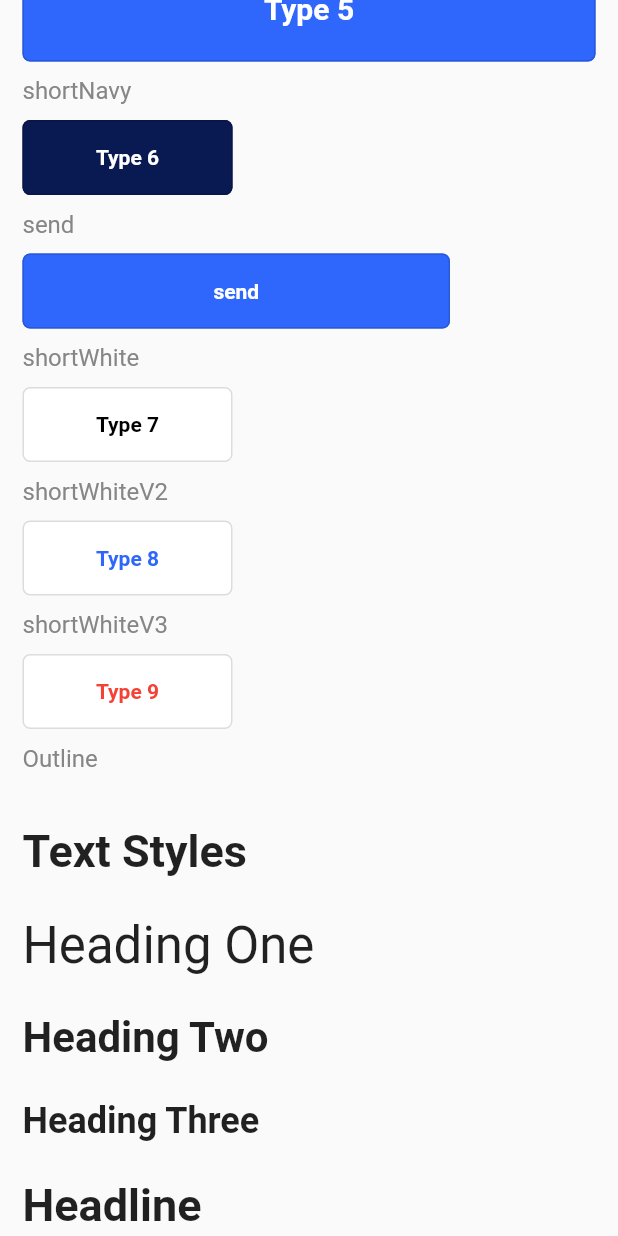
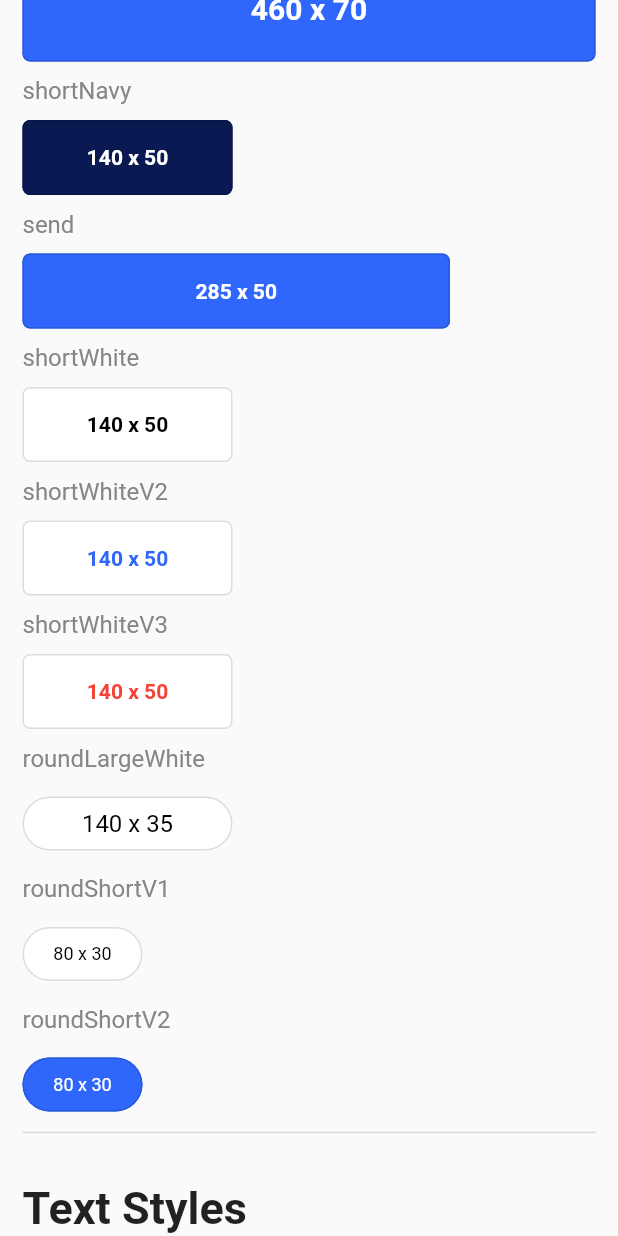
Before and after one commit to lulujmoon/trade_ui_temp, a Flutter app: the DesignSystem screen opened by its route, scrolled down 576 dp, on a phone screen of 412 x 824 dp. Run offline on Flutter 3.47's test engine with Material 2 defaults, Android fonts, the phone set to English and light mode, and no system bars; our stand-ins replace rxdart.

Commit message:
button 수정 및 roundbutton 추가

```diff
--- a/lib/src/widgets/trade_button.dart
+++ b/lib/src/widgets/trade_button.dart
@@ -11,6 +11,7 @@ class TradeButton extends StatelessWidget {
   final Color borderColor;
   final TextStyle textStyle;
   final Color? textColor;
+  final bool isRound;
 
   TradeButton({
     Key? key,
@@ -22,6 +23,7 @@ class TradeButton extends StatelessWidget {
     this.borderColor = primaryBlueColor1,
     this.textStyle = bodyStyle,
     this.textColor,
+    this.isRound = false,
   })  : super(key: key);
 
   TradeButton.largeLightBlue({
@@ -33,7 +35,8 @@ class TradeButton extends StatelessWidget {
         this.width = 310,
         this.fillColor = lightBlueColor4,
         this.borderColor = dustBlueColor2,
-        this.textStyle = bodyStyle.copyWith(color: Colors.black),
+        this.textStyle = bodyStyle.copyWith(color: Colors.black, fontWeight: FontWeight.bold),
+        isRound = false,
         super(key: key);
 
   TradeButton.largeBlue({
@@ -45,7 +48,8 @@ class TradeButton extends StatelessWidget {
         this.width = 310,
         this.fillColor = primaryBlueColor1,
         this.borderColor = primaryBlueColor2,
-        this.textStyle = bodyStyle.copyWith(color: whiteColor),
+        this.textStyle = bodyStyle.copyWith(color: whiteColor, fontWeight: FontWeight.bold),
+        isRound = false,
         super(key: key);
 
   TradeButton.shortGrey({
@@ -58,6 +62,7 @@ class TradeButton extends StatelessWidget {
         this.fillColor = lightBlueColor2,
         this.borderColor = dustBlueColor4,
         this.textStyle = bodyStyleBold.copyWith(color: dustBlueColor3),
+        isRound = false,
         super(key: key);
 
   TradeButton.shortBlue({
@@ -70,6 +75,7 @@ class TradeButton extends StatelessWidget {
         this.fillColor = primaryBlueColor1,
         this.borderColor = primaryBlueColor2,
         this.textStyle = bodyStyleBold.copyWith(color: whiteColor),
+        isRound = false,
         super(key: key);
 
   TradeButton.extraLargeBlue({
@@ -82,6 +88,7 @@ class TradeButton extends StatelessWidget {
         this.fillColor = primaryBlueColor1,
         this.borderColor = primaryBlueColor2,
         this.textStyle = bodyStyleBold.copyWith(color: whiteColor, fontSize: 20),
+        isRound = false,
         super(key: key);
 
   TradeButton.shortNavy({
@@ -94,6 +101,7 @@ class TradeButton extends StatelessWidget {
         this.fillColor = navyColor1,
         this.borderColor = navyColor2,
         this.textStyle = bodyStyleBold.copyWith(color: whiteColor),
+        isRound = false,
         super(key: key);
 
   TradeButton.shortWhite({
@@ -106,7 +114,35 @@ class TradeButton extends StatelessWidget {
         this.fillColor = whiteColor,
         this.borderColor = lightGreyColor2,
         this.textStyle = bodyStyleBold,
+        isRound = false,
         super(key: key);
+
+  TradeButton.roundLargeWhite({
+    Key? key,
+    required this.title,
+    this.onTap,
+  })  : this.height = 35,
+        this.width = 140,
+        this.textColor = Colors.black,
+        this.fillColor = whiteColor,
+        this.borderColor = lightGreyColor2,
+        this.textStyle = bodyStyle,
+        this.isRound = true,
+        super(key: key);
+
+  TradeButton.roundShort({
+    Key? key,
+    required this.title,
+    this.onTap,
+    this.fillColor = whiteColor,
+    this.textColor = Colors.black,
+    this.borderColor = lightGreyColor2,
+  })  : this.height = 30,
+        this.width = 80,
+        this.textStyle = captionStyle,
+        this.isRound = true,
+        super(key: key);
+
   // const TradeButton.outline({
   //   required this.title,
   //   this.onTap,
@@ -124,7 +160,8 @@ class TradeButton extends StatelessWidget {
         fixedSize: Size(width, height),
         backgroundColor: fillColor,
         side: BorderSide(width: 1.0, color: borderColor),
-        shape: RoundedRectangleBorder(borderRadius: BorderRadius.circular(5)),
+        shape: RoundedRectangleBorder(borderRadius: isRound ? BorderRadius.circular(20) : BorderRadius.circular(5)),
+
       ),
     );
   }
--- a/tradestmt_web/lib/design_system.dart
+++ b/tradestmt_web/lib/design_system.dart
@@ -50,45 +50,45 @@ class DesignSystem extends StatelessWidget {
   List<Widget> get buttonWidgets => [
     TradeText.headline('Buttons'),
     verticalSpaceMedium,
-    TradeText.body('largeDustBlue'),
+    TradeText.body('largeLightBlue'),
     verticalSpaceSmall,
     TradeButton.largeLightBlue(
-      title: 'Type 1',
+      title: '310 x 40',
       onTap: (){},
     ),
     verticalSpaceSmall,
     TradeText.body('largeBlue'),
     verticalSpaceSmall,
     TradeButton.largeBlue(
-      title: 'Type 2',
+      title: '310 x 40',
       onTap: (){},
     ),
     verticalSpaceSmall,
     TradeText.body('shortGrey'),
     verticalSpaceSmall,
     TradeButton.shortGrey(
-      title: 'Type 3',
+      title: '140 x 50',
       onTap: (){},
     ),
     verticalSpaceSmall,
     TradeText.body('shortBlue'),
     verticalSpaceSmall,
     TradeButton.shortBlue(
-      title: 'Type 4',
+      title: '140 x 50',
       onTap: (){},
     ),
     verticalSpaceSmall,
     TradeText.body('extraLargeBlue'),
     verticalSpaceSmall,
     TradeButton.extraLargeBlue(
-      title: 'Type 5',
+      title: '460 x 70',
       onTap: (){},
     ),
     verticalSpaceSmall,
     TradeText.body('shortNavy'),
     verticalSpaceSmall,
     TradeButton.shortNavy(
-      title: 'Type 6',
+      title: '140 x 50',
       onTap: (){},
     ),
 
@@ -97,7 +97,7 @@ class DesignSystem extends StatelessWidget {
     verticalSpaceSmall,
     TradeButton(
       onTap: (){},
-      title: 'send',
+      title: '285 x 50',
       height: 50,
       width: 285,
       fillColor: primaryBlueColor1,
@@ -109,7 +109,7 @@ class DesignSystem extends StatelessWidget {
     TradeText.body('shortWhite'),
     verticalSpaceSmall,
     TradeButton.shortWhite(
-      title: 'Type 7',
+      title: '140 x 50',
       textColor: Colors.black,
       onTap: (){},
     ),
@@ -117,7 +117,7 @@ class DesignSystem extends StatelessWidget {
     TradeText.body('shortWhiteV2'),
     verticalSpaceSmall,
     TradeButton.shortWhite(
-      title: 'Type 8',
+      title: '140 x 50',
       textColor: primaryBlueColor1,
       onTap: (){},
     ),
@@ -125,20 +125,40 @@ class DesignSystem extends StatelessWidget {
     TradeText.body('shortWhiteV3'),
     verticalSpaceSmall,
     TradeButton.shortWhite(
-      title: 'Type 9',
+      title: '140 x 50',
       textColor: Colors.red,
       onTap: (){},
     ),
 
-
-
-
-
-
+    verticalSpaceSmall,
+    TradeText.body('roundLargeWhite'),
+    verticalSpaceSmall,
+    TradeButton.roundLargeWhite(
+      title: '140 x 35',
+      onTap: (){},
+    ),
 
     verticalSpaceSmall,
-    TradeText.body('Outline'),
+    TradeText.body('roundShortV1'),
     verticalSpaceSmall,
+    TradeButton.roundShort(
+      title: '80 x 30',
+      onTap: (){},
+    ),
+
+    verticalSpaceSmall,
+    TradeText.body('roundShortV2'),
+    verticalSpaceSmall,
+    TradeButton.roundShort(
+      title: '80 x 30',
+      onTap: (){},
+      textColor: whiteColor,
+      fillColor: primaryBlueColor1,
+      borderColor: primaryBlueColor2,
+    ),
+
+    Divider(thickness: 1.0,),
+    verticalSpaceMedium,
     // TradeButton.outline(
     //   title: 'Select location',
     //   leading: Icon(
@@ -146,7 +166,6 @@ class DesignSystem extends StatelessWidget {
     //     color: kcPrimaryColor,
     //   ),
     // ),
-    verticalSpaceMedium,
   ];
 
   List<Widget> get inputFields => [
--- a/tradestmt_web/lib/screens/signin/signin_view.dart
+++ b/tradestmt_web/lib/screens/signin/signin_view.dart
@@ -55,16 +55,16 @@ class _SigninState extends ViewState<Signin, SigninViewModel> {
 
   List<Widget> get signinButtons => [
     verticalSpaceLarge,
-    TradeButton(
+    TradeButton.largeBlue(
       onTap: viewModel.routeToHome,
       title: 'SIGN IN',
     ),
     verticalSpaceRegular,
-    TradeButton(
+    TradeButton.largeLightBlue(
       title: 'SIGN UP',
     ),
     verticalSpaceRegular,
-    TradeButton(
+    TradeButton.shortNavy(
         onTap: viewModel.routeToDesignSystem, title: 'Design System'),
   ];
 }
```
